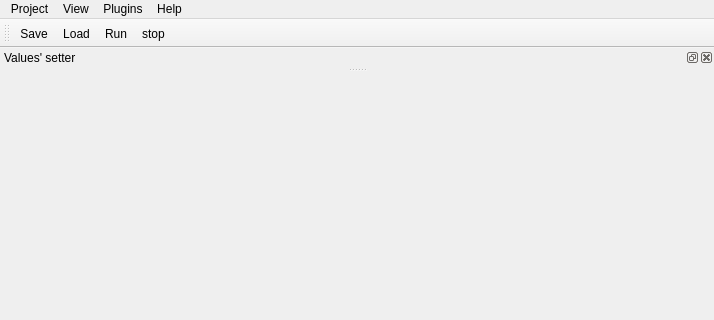
Above: src/rissile/rio/view.ui from rasmadeus/Rissile before the change; both pictures show x 0 to 714 and y 0 to 320 of the 714 by 553 pixel window. Below: the same form after it.
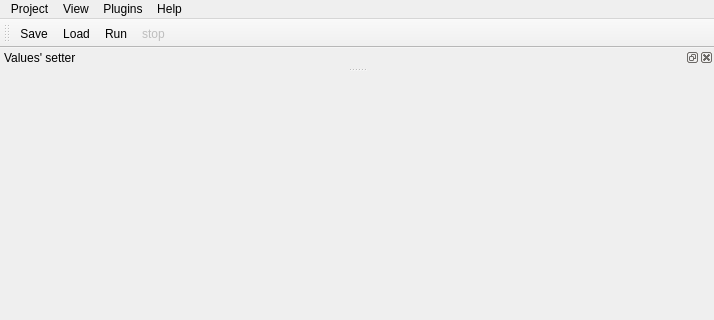
That is the form after the change. Icons and pictures are not drawn.

The edit to the form file:
```diff
--- a/src/rissile/rio/view.ui
+++ b/src/rissile/rio/view.ui
@@ -242,6 +242,9 @@
    </property>
   </action>
   <action name="run">
+   <property name="enabled">
+    <bool>true</bool>
+   </property>
    <property name="icon">
     <iconset>
      <normaloff>res/run.png</normaloff>res/run.png</iconset>
@@ -302,6 +305,9 @@
    </property>
   </action>
   <action name="stop">
+   <property name="enabled">
+    <bool>false</bool>
+   </property>
    <property name="icon">
     <iconset>
      <normaloff>res/stop.png</normaloff>res/stop.png</iconset>
```
Left out of the diff: 11 changed lines with no effect on the pictures.
